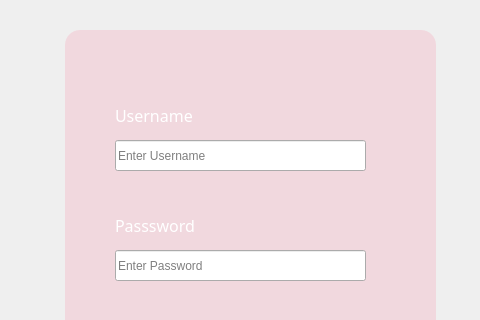
Before: the Qt Designer form m7fazty/login.ui in Roro-2004/m7fazty, drawn with Qt 5; both pictures show x 225 to 705 and y 140 to 460 of the 971 by 724 pixel window.
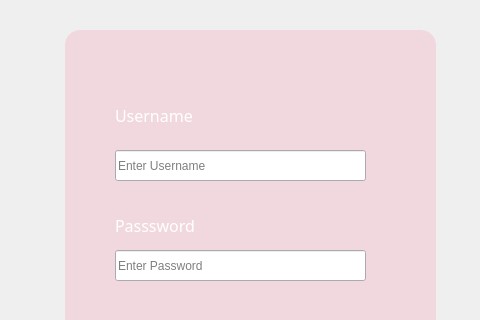
After: the same form once the commit is applied.

Diff of the .ui file:
```diff
--- a/m7fazty/login.ui
+++ b/m7fazty/login.ui
@@ -215,7 +215,7 @@
    <property name="geometry">
     <rect>
      <x>340</x>
-     <y>280</y>
+     <y>290</y>
      <width>251</width>
      <height>31</height>
     </rect>
```
